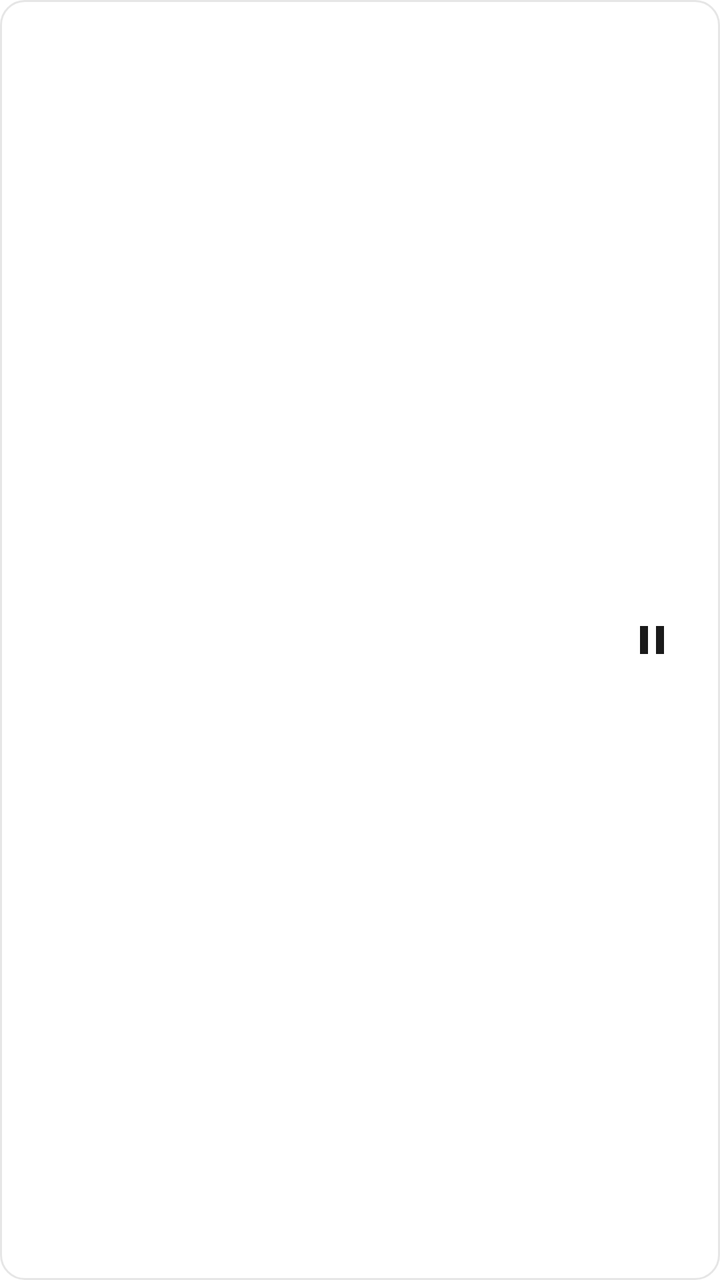
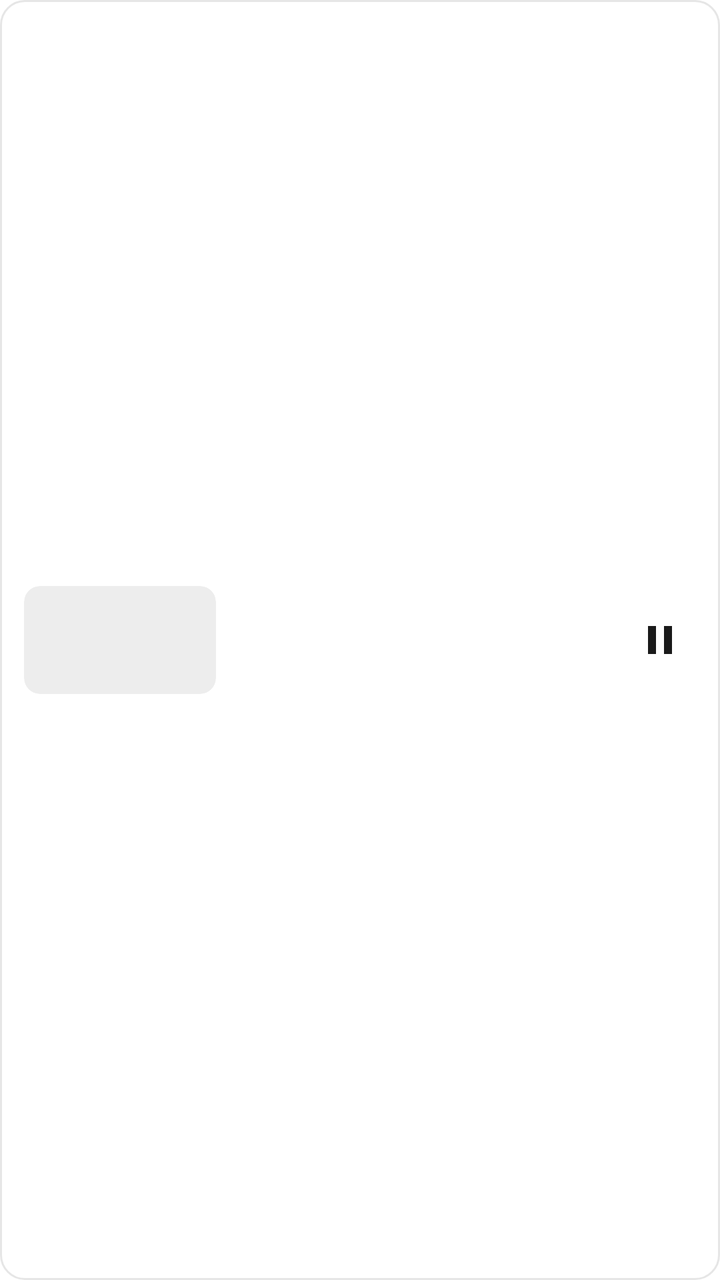

Screens rendered from an Android XML layout before and after an edit, with the pre-edit source and the edit as a unified diff.
<!-- AndroidManifest.xml: application theme Theme.KiruFetch -->
<!-- res/layout/item_download.xml -->
<?xml version="1.0" encoding="utf-8"?>
<androidx.constraintlayout.widget.ConstraintLayout xmlns:android="http://schemas.android.com/apk/res/android"
    xmlns:app="http://schemas.android.com/apk/res-auto"
    android:layout_width="match_parent"
    android:layout_height="wrap_content"
    android:layout_marginHorizontal="@dimen/space_l"
    android:layout_marginVertical="@dimen/space_xs"
    android:background="@drawable/bg_card"
    android:padding="@dimen/space_l">

    <TextView
        android:id="@+id/download_name"
        style="@style/Text.Body"
        android:layout_width="0dp"
        android:layout_height="wrap_content"
        android:ellipsize="middle"
        android:maxLines="1"
        app:layout_constraintEnd_toStartOf="@id/download_action"
        app:layout_constraintStart_toStartOf="parent"
        app:layout_constraintTop_toTopOf="parent" />

    <TextView
        android:id="@+id/download_status"
        style="@style/Text.Caption"
        android:layout_width="0dp"
        android:layout_height="wrap_content"
        android:layout_marginTop="3dp"
        android:ellipsize="end"
        android:maxLines="1"
        android:textColor="@color/text_faint"
        app:layout_constraintEnd_toStartOf="@id/download_action"
        app:layout_constraintStart_toStartOf="parent"
        app:layout_constraintTop_toBottomOf="@id/download_name" />

    <ProgressBar
        android:id="@+id/download_progress"
        style="?android:attr/progressBarStyleHorizontal"
        android:layout_width="0dp"
        android:layout_height="2dp"
        android:layout_marginTop="@dimen/space_m"
        android:max="100"
        android:progressBackgroundTint="@color/surface_3"
        android:progressTint="@color/text"
        android:visibility="gone"
        app:layout_constraintEnd_toEndOf="parent"
        app:layout_constraintStart_toStartOf="parent"
        app:layout_constraintTop_toBottomOf="@id/download_status" />

    <ImageButton
        android:id="@+id/download_action"
        style="@style/Widget.IconButton"
        android:layout_width="36dp"
        android:layout_height="36dp"
        android:src="@drawable/ic_pause"
        app:layout_constraintBottom_toBottomOf="parent"
        app:layout_constraintEnd_toEndOf="parent"
        app:layout_constraintTop_toTopOf="parent" />

</androidx.constraintlayout.widget.ConstraintLayout>
<!-- resources referenced by this layout -->
<resources>
  <color name="surface_3">#EDEDED</color>
  <color name="text">#1A1A1A</color>
  <color name="text_faint">#A8A8A8</color>
  <dimen name="space_l">16dp</dimen>
  <dimen name="space_m">12dp</dimen>
  <dimen name="space_xs">4dp</dimen>
  <!-- drawable bg_card (drawable) -->
  <?xml version="1.0" encoding="utf-8"?>
  <shape xmlns:android="http://schemas.android.com/apk/res/android"
      android:shape="rectangle">
      
      <solid android:color="#E6FFFFFF" />
      <stroke
          android:width="1dp"
          android:color="@color/hairline" />
      <corners android:radius="12dp" />
  </shape>
  <!-- drawable ic_pause (drawable) -->
  <?xml version="1.0" encoding="utf-8"?>
  <vector xmlns:android="http://schemas.android.com/apk/res/android"
      android:width="24dp"
      android:height="24dp"
      android:viewportWidth="24"
      android:viewportHeight="24">
      <path
          android:fillColor="#FF1A1A1A"
          android:pathData="M6,19h4V5H6v14zM14,5v14h4V5h-4z" />
  </vector>
  <style name="Text.Body" parent="">
          <item name="android:textSize">@dimen/text_body</item>
          <item name="android:textColor">@color/text</item>
          <item name="android:letterSpacing">0.02</item>
      </style>
  <style name="Text.Caption" parent="">
          <item name="android:textSize">@dimen/text_caption</item>
          <item name="android:textColor">@color/text_dim</item>
          <item name="android:letterSpacing">0.02</item>
      </style>
  <style name="Widget.IconButton" parent="">
          <item name="android:layout_width">@dimen/touch_target</item>
          <item name="android:layout_height">@dimen/touch_target</item>
          <item name="android:background">?attr/selectableItemBackgroundBorderless</item>
          <item name="android:scaleType">center</item>
          <item name="android:tint">@color/text</item>
      </style>
  <style name="Theme.KiruFetch" parent="Theme.Material3.Light.NoActionBar">
          <item name="colorPrimary">@color/primary</item>
          <item name="colorOnPrimary">@color/bg</item>
          <item name="colorSecondary">@color/primary</item>
          <item name="colorOnSecondary">@color/bg</item>
          <item name="colorSurface">@color/surface</item>
          <item name="colorOnSurface">@color/text</item>
          <item name="android:colorBackground">@color/bg</item>
          <item name="android:windowBackground">@color/bg</item>
          <item name="android:statusBarColor">@color/bg</item>
          <item name="android:navigationBarColor">@color/bg</item>
          <item name="android:windowLightStatusBar">true</item>
          <item name="android:windowLightNavigationBar">true</item>
          <item name="android:windowAnimationStyle">@android:style/Animation.Activity</item>
      </style>
  <color name="hairline">#E6E6E6</color>
  <dimen name="text_body">14sp</dimen>
  <dimen name="text_caption">12sp</dimen>
  <color name="text_dim">#6E6E6E</color>
  <dimen name="touch_target">48dp</dimen>
  <color name="primary">#1A1A1A</color>
  <color name="bg">#FFFFFF</color>
  <color name="surface">#FFFFFF</color>
</resources>

<!-- the commit's change to res/layout/item_download.xml (unified diff, before → after) -->
@@ -6,17 +6,30 @@
     android:layout_marginHorizontal="@dimen/space_l"
     android:layout_marginVertical="@dimen/space_xs"
     android:background="@drawable/bg_card"
-    android:padding="@dimen/space_l">
+    android:padding="@dimen/space_m">
+
+    <ImageView
+        android:id="@+id/download_thumb"
+        android:layout_width="96dp"
+        android:layout_height="54dp"
+        android:background="@drawable/bg_thumb"
+        android:clipToOutline="true"
+        android:contentDescription="@null"
+        android:scaleType="centerCrop"
+        app:layout_constraintBottom_toBottomOf="parent"
+        app:layout_constraintStart_toStartOf="parent"
+        app:layout_constraintTop_toTopOf="parent" />
 
     <TextView
         android:id="@+id/download_name"
         style="@style/Text.Body"
         android:layout_width="0dp"
         android:layout_height="wrap_content"
+        android:layout_marginStart="@dimen/space_m"
         android:ellipsize="middle"
         android:maxLines="1"
         app:layout_constraintEnd_toStartOf="@id/download_action"
-        app:layout_constraintStart_toStartOf="parent"
+        app:layout_constraintStart_toEndOf="@id/download_thumb"
         app:layout_constraintTop_toTopOf="parent" />
 
     <TextView
@@ -29,7 +42,7 @@
         android:maxLines="1"
         android:textColor="@color/text_faint"
         app:layout_constraintEnd_toStartOf="@id/download_action"
-        app:layout_constraintStart_toStartOf="parent"
+        app:layout_constraintStart_toStartOf="@id/download_name"
         app:layout_constraintTop_toBottomOf="@id/download_name" />
 
     <ProgressBar
@@ -37,13 +50,13 @@
         style="?android:attr/progressBarStyleHorizontal"
         android:layout_width="0dp"
         android:layout_height="2dp"
-        android:layout_marginTop="@dimen/space_m"
+        android:layout_marginTop="@dimen/space_s"
         android:max="100"
         android:progressBackgroundTint="@color/surface_3"
         android:progressTint="@color/text"
         android:visibility="gone"
         app:layout_constraintEnd_toEndOf="parent"
-        app:layout_constraintStart_toStartOf="parent"
+        app:layout_constraintStart_toStartOf="@id/download_name"
         app:layout_constraintTop_toBottomOf="@id/download_status" />
 
     <ImageButton
<!-- resource entries referenced after the edit -->
@@ -5,6 +5,7 @@
   <color name="text_faint">#A8A8A8</color>
   <dimen name="space_l">16dp</dimen>
   <dimen name="space_m">12dp</dimen>
+  <dimen name="space_s">8dp</dimen>
   <dimen name="space_xs">4dp</dimen>
   <!-- drawable bg_card (drawable) -->
   <?xml version="1.0" encoding="utf-8"?>
@@ -16,6 +17,13 @@
           android:width="1dp"
           android:color="@color/hairline" />
       <corners android:radius="12dp" />
+  </shape>
+  <!-- drawable bg_thumb (drawable) -->
+  <?xml version="1.0" encoding="utf-8"?>
+  <shape xmlns:android="http://schemas.android.com/apk/res/android"
+      android:shape="rectangle">
+      <solid android:color="@color/surface_3" />
+      <corners android:radius="8dp" />
   </shape>
   <!-- drawable ic_pause (drawable) -->
   <?xml version="1.0" encoding="utf-8"?>
